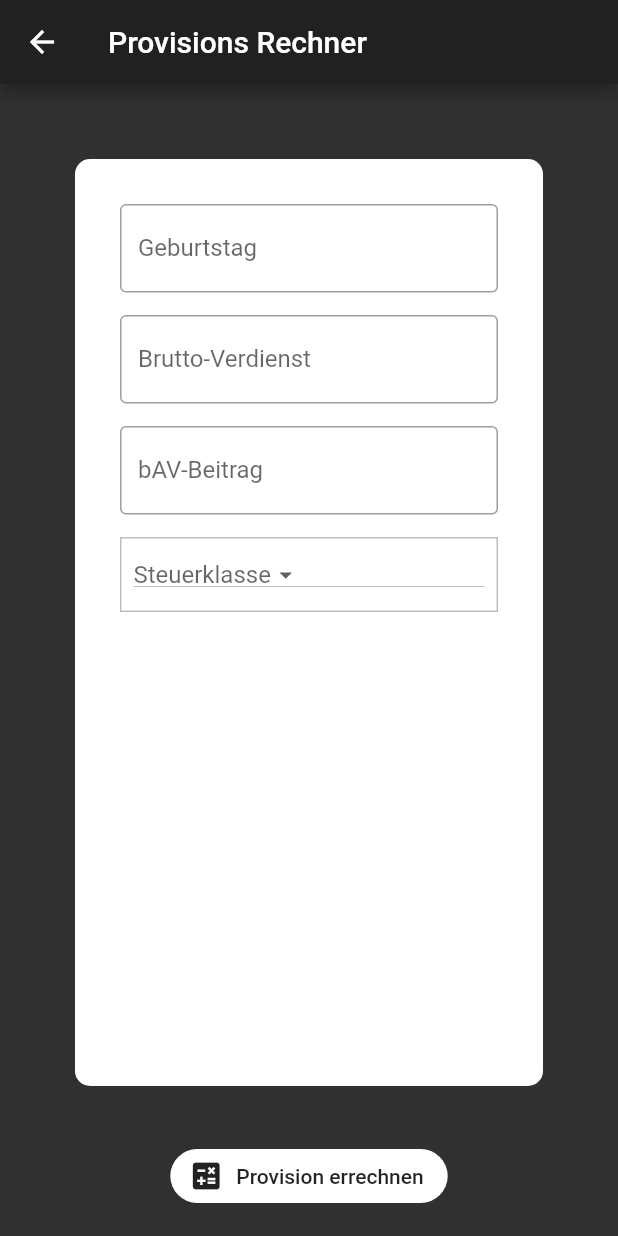
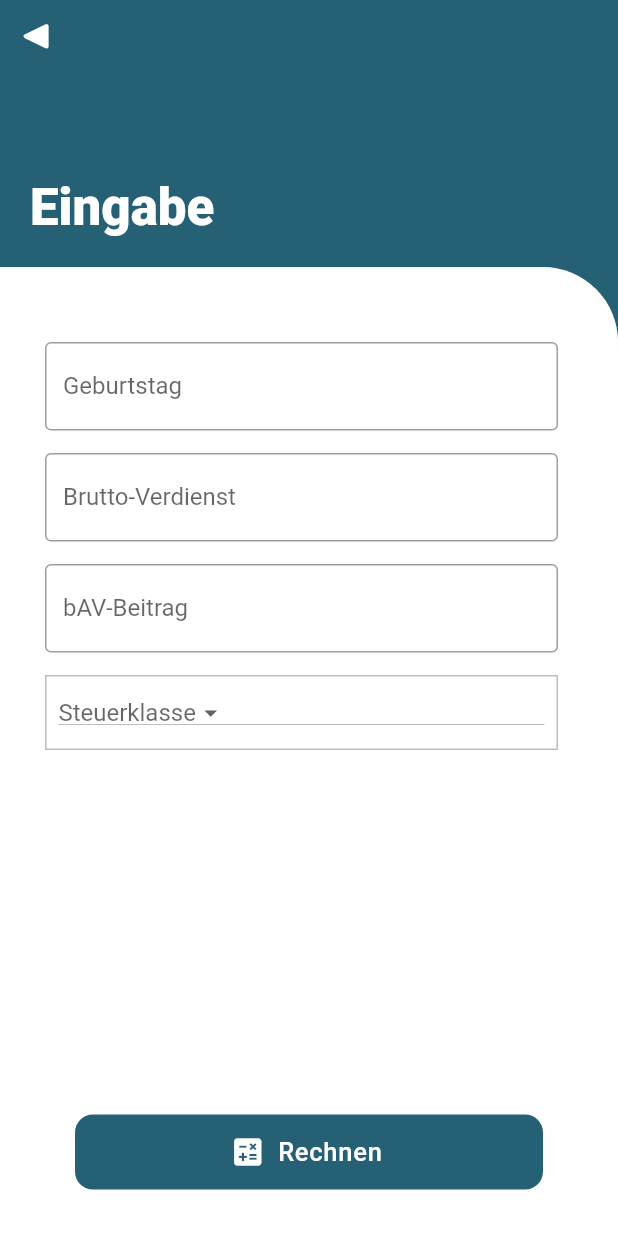
Before and after one commit to PhilippRados/bAv-App, a Flutter app: the Home screen opened by its route, on a phone screen of 412 x 824 dp. Run offline on Flutter 3.47's test engine with Material 2 defaults, Android fonts, the light colour scheme and no system bars.

Commit message:
tracked all file

```diff
--- a/lib/home.dart
+++ b/lib/home.dart
@@ -1,9 +1,8 @@
 import 'package:flutter/material.dart';
-//import 'package:flutter/services.dart';
 import 'package:http/http.dart' as http;
 import 'graph_response.dart';
 import 'dart:convert';
-//import 'landing_page.dart';
+import 'package:flutter/cupertino.dart';
 
 
 class Home extends StatefulWidget {
@@ -23,21 +22,46 @@ class _HomeState extends State<Home> {
   @override
   Widget build(BuildContext context) {
     return Scaffold(
-      backgroundColor: Colors.grey[850],
-      appBar: AppBar(
-        title: Text("Provisions Rechner"),
-        backgroundColor: Colors.grey[900],
+      backgroundColor: Color(0XFF256075),
+      body: SafeArea(
+        child: Column(
+        children: <Widget>[
+          Container(
+            alignment: Alignment.bottomLeft,
+            child: IconButton(
+              onPressed: (){Navigator.pop(context,'/home');},
+              icon: Icon(CupertinoIcons.arrowtriangle_left_fill),
+              color: Colors.white,
+              //label: Text(""),
               ),
-      body: SafeArea(
-        child: Center(
+          ),
+          Padding(
+            padding: const EdgeInsets.fromLTRB(20.0,70.0,18.0,20),
+            child: Container(
+              alignment: Alignment.bottomLeft,
+              child: Text(
+                  "Eingabe",
+                  style: TextStyle(
+                    color: Colors.white,
+                    fontSize: 34,
+                    fontWeight: FontWeight.w800
+                  ),
+              ),
+            ),
+          ),
+            Center(
               child: Container(
                 decoration: BoxDecoration(
-              borderRadius: BorderRadius.circular(10),
                   color: Colors.white,
+                  borderRadius: BorderRadius.only(
+                      topRight: Radius.circular(50.0)
                   ),
-            margin: EdgeInsets.fromLTRB(50, 50, 50, 100),
+                ),
+                width: MediaQuery.of(context).size.width,
+                height: MediaQuery.of(context).size.height,
+                //margin: EdgeInsets.only(top:80),
                 child: Padding(
-              padding: const EdgeInsets.all(30.0),
+                  padding: const EdgeInsets.fromLTRB(30,50,40,0),
                   child: Column(
                     mainAxisAlignment: MainAxisAlignment.start,
                     crossAxisAlignment: CrossAxisAlignment.center,
@@ -106,14 +130,32 @@ class _HomeState extends State<Home> {
                 ),
               ),
             ),
+         // ),
+          ],
+        ),
       ),
       floatingActionButtonLocation: FloatingActionButtonLocation.centerFloat,
-      floatingActionButton: FlatButton.icon(
-        icon: Icon(Icons.calculate),
+      floatingActionButton: Padding(
+        padding: const EdgeInsets.fromLTRB(50,0,50,15),
+        child: Container(
+          height: 50,
+          width: MediaQuery.of(context).size.width,
+          child: FlatButton.icon(
+            icon: Icon(
+                Icons.calculate,
+                color: Colors.white,
+            ),
             shape:
-        RoundedRectangleBorder(borderRadius: BorderRadius.circular(18.0)),
+            RoundedRectangleBorder(borderRadius: BorderRadius.circular(12)),
+            color: Color(0XFF256075),
+            label: Text(
+                "Rechnen",
+                style: TextStyle(
+                    fontSize: 17,
                     color: Colors.white,
-        label: Text("Provision errechnen"),
+                    letterSpacing: 0.5
+                ),
+            ),
             onPressed: () async {
               AlertDialog(
                 title: Text("Bitte alle Felder eingeben"),
@@ -126,6 +168,8 @@ class _HomeState extends State<Home> {
 
               Navigator.pushNamed(context, '/calculatedAnswer');
             },
+          ),
+        ),
       ),
     );
   }
```
Lines whose indentation alone changed are shown as unchanged.
